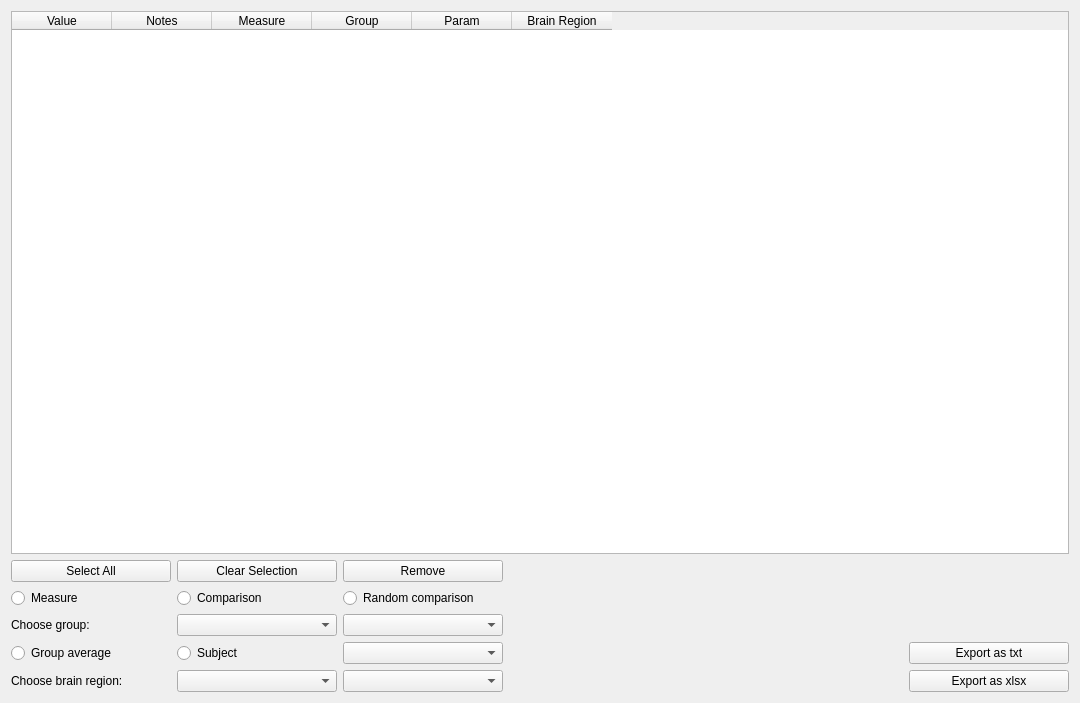
The window that braphy/gui/ui_files/measures_widget.ui (softmatterlab/Braph-2.0-Python) describes before a commit, drawn with Qt 5.
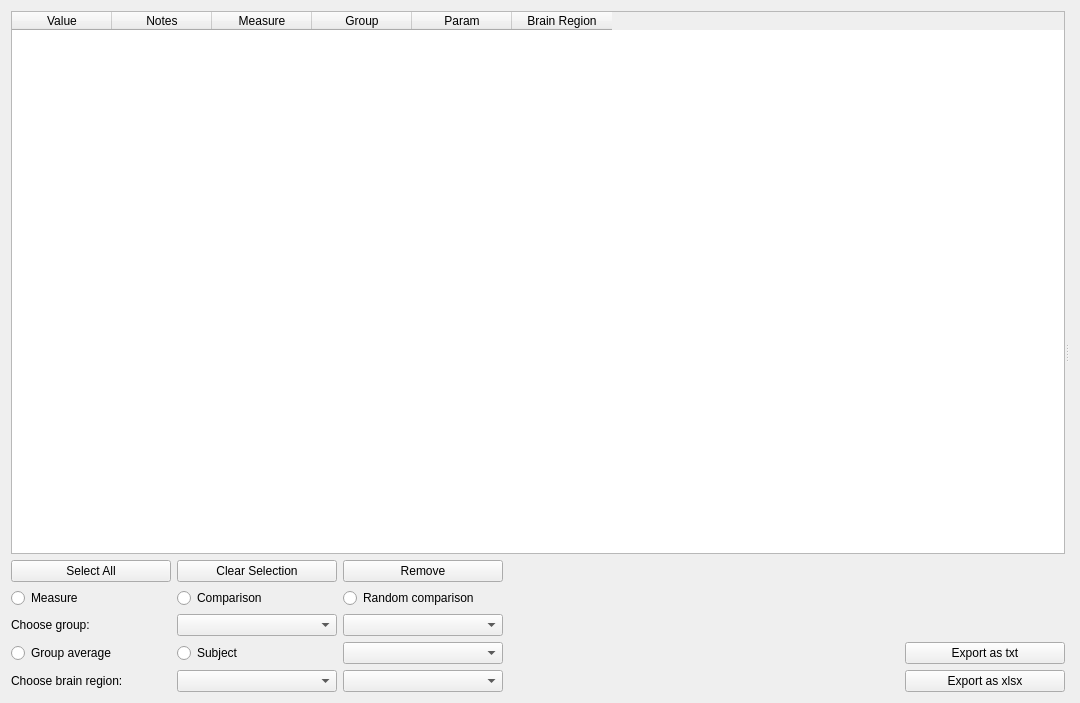
The same window after the commit.

Commit message: Add ui files for binary graph plot

What changed in the file:
```diff
--- a/braphy/gui/ui_files/measures_widget.ui
+++ b/braphy/gui/ui_files/measures_widget.ui
@@ -13,8 +13,13 @@
   <property name="windowTitle">
    <string>Form</string>
   </property>
-  <layout class="QVBoxLayout" name="verticalLayout_2">
+  <layout class="QHBoxLayout" name="horizontalLayout">
    <item>
+    <widget class="QSplitter" name="splitter">
+     <property name="orientation">
+      <enum>Qt::Horizontal</enum>
+     </property>
+     <widget class="QWidget" name="">
     <layout class="QVBoxLayout" name="verticalLayout">
      <item>
       <widget class="QTableWidget" name="tableWidget">
@@ -284,6 +289,18 @@
       </layout>
      </item>
     </layout>
+     </widget>
+     <widget class="QWidget" name="verticalLayoutWidget">
+      <layout class="QVBoxLayout" name="verticalLayout_2">
+       <property name="rightMargin">
+        <number>0</number>
+       </property>
+       <item>
+        <widget class="QWidget" name="widget" native="true"/>
+       </item>
+      </layout>
+     </widget>
+    </widget>
    </item>
   </layout>
  </widget>
```
Lines whose indentation alone changed are shown as unchanged. The commit also changes 2 other files.
